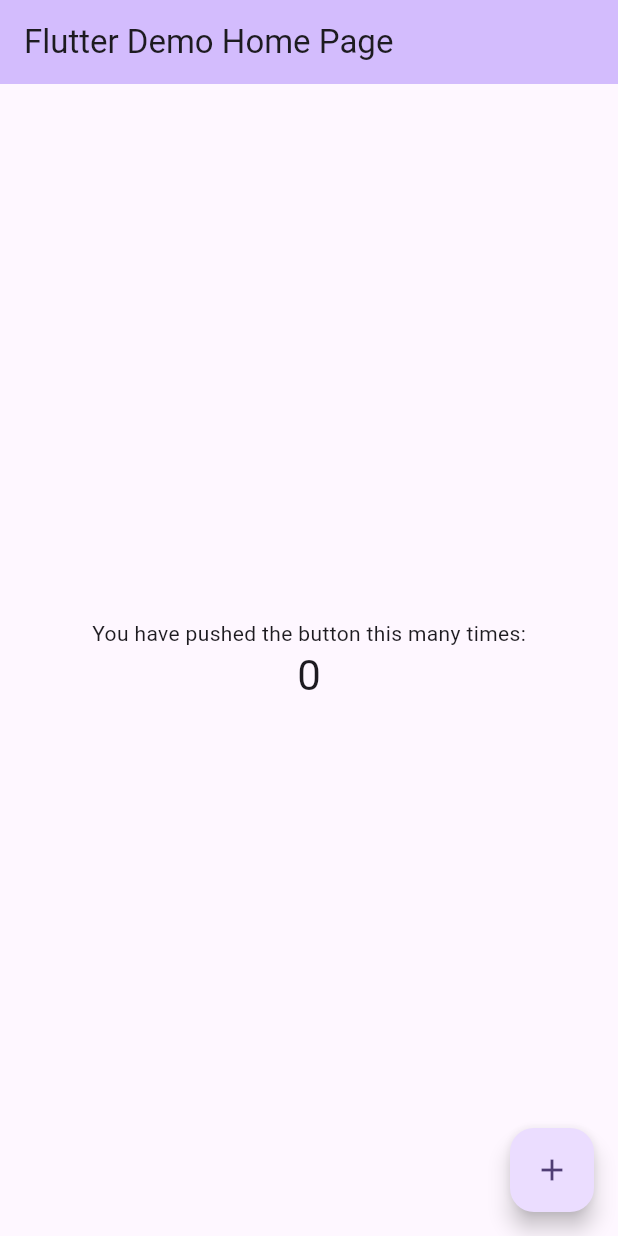
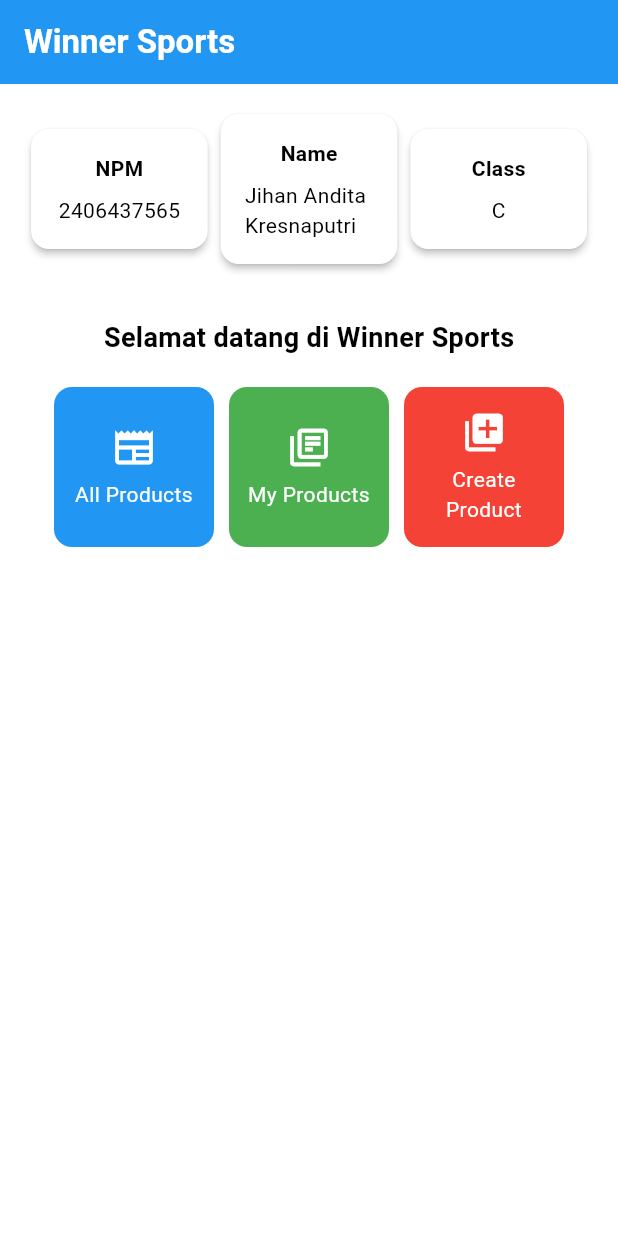
Before and after one commit to jiaaan03/winner-sports-mobile, a Flutter app: the screen it shows after launch, on a phone screen of 412 x 824 dp. Run offline on Flutter 3.47's test engine with Material 3 defaults, Android fonts, the light colour scheme and no system bars.

Commit message:
tugas 7 selesai

```diff
--- a/lib/main.dart
+++ b/lib/main.dart
@@ -1,4 +1,5 @@
 import 'package:flutter/material.dart';
+import 'package:winner_sports/menu.dart';
 
 void main() {
   runApp(const MyApp());
@@ -28,95 +29,10 @@
         //
         // This works for code too, not just values: Most code changes can be
         // tested with just a hot reload.
-        colorScheme: ColorScheme.fromSeed(seedColor: Colors.deepPurple),
+         colorScheme: ColorScheme.fromSwatch(primarySwatch: Colors.blue)
+          .copyWith(secondary: Colors.blueAccent[400]),
       ),
-      home: const MyHomePage(title: 'Flutter Demo Home Page'),
+      home: MyHomePage(),
     );
   }
 }
-
-class MyHomePage extends StatefulWidget {
-  const MyHomePage({super.key, required this.title});
-
-  // This widget is the home page of your application. It is stateful, meaning
-  // that it has a State object (defined below) that contains fields that affect
-  // how it looks.
-
-  // This class is the configuration for the state. It holds the values (in this
-  // case the title) provided by the parent (in this case the App widget) and
-  // used by the build method of the State. Fields in a Widget subclass are
-  // always marked "final".
-
-  final String title;
-
-  @override
-  State<MyHomePage> createState() => _MyHomePageState();
-}
-
-class _MyHomePageState extends State<MyHomePage> {
-  int _counter = 0;
-
-  void _incrementCounter() {
-    setState(() {
-      // This call to setState tells the Flutter framework that something has
-      // changed in this State, which causes it to rerun the build method below
-      // so that the display can reflect the updated values. If we changed
-      // _counter without calling setState(), then the build method would not be
-      // called again, and so nothing would appear to happen.
-      _counter++;
-    });
-  }
-
-  @override
-  Widget build(BuildContext context) {
-    // This method is rerun every time setState is called, for instance as done
-    // by the _incrementCounter method above.
-    //
-    // The Flutter framework has been optimized to make rerunning build methods
-    // fast, so that you can just rebuild anything that needs updating rather
-    // than having to individually change instances of widgets.
-    return Scaffold(
-      appBar: AppBar(
-        // TRY THIS: Try changing the color here to a specific color (to
-        // Colors.amber, perhaps?) and trigger a hot reload to see the AppBar
-        // change color while the other colors stay the same.
-        backgroundColor: Theme.of(context).colorScheme.inversePrimary,
-        // Here we take the value from the MyHomePage object that was created by
-        // the App.build method, and use it to set our appbar title.
-        title: Text(widget.title),
-      ),
-      body: Center(
-        // Center is a layout widget. It takes a single child and positions it
-        // in the middle of the parent.
-        child: Column(
-          // Column is also a layout widget. It takes a list of children and
-          // arranges them vertically. By default, it sizes itself to fit its
-          // children horizontally, and tries to be as tall as its parent.
-          //
-          // Column has various properties to control how it sizes itself and
-          // how it positions its children. Here we use mainAxisAlignment to
-          // center the children vertically; the main axis here is the vertical
-          // axis because Columns are vertical (the cross axis would be
-          // horizontal).
-          //
-          // TRY THIS: Invoke "debug painting" (choose the "Toggle Debug Paint"
-          // action in the IDE, or press "p" in the console), to see the
-          // wireframe for each widget.
-          mainAxisAlignment: MainAxisAlignment.center,
-          children: <Widget>[
-            const Text('You have pushed the button this many times:'),
-            Text(
-              '$_counter',
-              style: Theme.of(context).textTheme.headlineMedium,
-            ),
-          ],
-        ),
-      ),
-      floatingActionButton: FloatingActionButton(
-        onPressed: _incrementCounter,
-        tooltip: 'Increment',
-        child: const Icon(Icons.add),
-      ), // This trailing comma makes auto-formatting nicer for build methods.
-    );
-  }
-}
--- /dev/null
+++ b/lib/menu.dart
@@ -0,0 +1,189 @@
+import 'package:flutter/material.dart';
+
+class MyHomePage extends StatelessWidget {
+  MyHomePage({super.key});
+
+  final String nama = "Jihan Andita Kresnaputri";
+  final String npm = "2406437565" ;
+  final String kelas = "C";
+
+  final List<ItemHomepage> items = [
+    ItemHomepage("All Products", Icons.newspaper, Colors.blue),
+    ItemHomepage("My Products", Icons.my_library_books_outlined, Colors.green),
+    ItemHomepage("Create Product", Icons.my_library_add, Colors.red),
+  ];
+
+  @override
+    Widget build(BuildContext context) {
+    // Scaffold menyediakan struktur dasar halaman dengan AppBar dan body.
+    return Scaffold(
+      // AppBar adalah bagian atas halaman yang menampilkan judul.
+      appBar: AppBar(
+        // Judul aplikasi "Winner Sports" dengan teks putih dan tebal.
+        title: const Text(
+          'Winner Sports',
+          style: TextStyle(
+            color: Colors.white,
+            fontWeight: FontWeight.bold,
+          ),
+        ),
+        // Warna latar belakang AppBar diambil dari skema warna tema aplikasi.
+        backgroundColor: Theme.of(context).colorScheme.primary,
+      ),
+      // Body halaman dengan padding di sekelilingnya.
+      body: Padding(
+        padding: const EdgeInsets.all(16.0),
+        // Menyusun widget secara vertikal dalam sebuah kolom.
+        child: Column(
+          crossAxisAlignment: CrossAxisAlignment.center,
+          children: [
+            // Row untuk menampilkan 3 InfoCard secara horizontal.
+            Row(
+              mainAxisAlignment: MainAxisAlignment.spaceEvenly,
+              children: [
+                InfoCard(title: 'NPM', content: npm),
+                InfoCard(title: 'Name', content: nama),
+                InfoCard(title: 'Class', content: kelas),
+              ],
+            ),
+
+            // Memberikan jarak vertikal 16 unit.
+            const SizedBox(height: 16.0),
+
+            // Menempatkan widget berikutnya di tengah halaman.
+            Center(
+              child: Column(
+                // Menyusun teks dan grid item secara vertikal.
+
+                children: [
+                  // Menampilkan teks sambutan dengan gaya tebal dan ukuran 18.
+                  const Padding(
+                    padding: EdgeInsets.only(top: 16.0),
+                    child: Text(
+                      'Selamat datang di Winner Sports',
+                      style: TextStyle(
+                        fontWeight: FontWeight.bold,
+                        fontSize: 18.0,
+                      ),
+                    ),
+                  ),
+
+                  // Grid untuk menampilkan ItemCard dalam bentuk grid 3 kolom.
+                  GridView.count(
+                    primary: true,
+                    padding: const EdgeInsets.all(20),
+                    crossAxisSpacing: 10,
+                    mainAxisSpacing: 10,
+                    crossAxisCount: 3,
+                    // Agar grid menyesuaikan tinggi kontennya.
+                    shrinkWrap: true,
+
+                    // Menampilkan ItemCard untuk setiap item dalam list items.
+                    children: items.map((ItemHomepage item) {
+                      return ItemCard(item);
+                    }).toList(),
+                  ),
+                ],
+              ),
+            ),
+          ],
+        ),
+      ),
+    );
+  }
+}
+
+class InfoCard extends StatelessWidget {
+  // Kartu informasi yang menampilkan title dan content.
+
+  final String title;  // Judul kartu.
+  final String content;  // Isi kartu.
+
+  const InfoCard({super.key, required this.title, required this.content});
+
+  @override
+  Widget build(BuildContext context) {
+    return Card(
+      // Membuat kotak kartu dengan bayangan dibawahnya.
+      elevation: 2.0,
+      child: Container(
+        // Mengatur ukuran dan jarak di dalam kartu.
+        width: MediaQuery.of(context).size.width / 3.5, // menyesuaikan dengan lebar device yang digunakan.
+        padding: const EdgeInsets.all(16.0),
+        // Menyusun title dan content secara vertikal.
+        child: Column(
+          children: [
+            Text(
+              title,
+              style: const TextStyle(fontWeight: FontWeight.bold),
+            ),
+            const SizedBox(height: 8.0),
+            Text(content),
+          ],
+        ),
+      ),
+    );
+  }
+}
+
+class ItemHomepage {
+  final String name;
+  final IconData icon;
+  final Color color;
+
+  ItemHomepage(this.name, this.icon, this.color);
+}
+
+class ItemCard extends StatelessWidget {
+  // Menampilkan kartu dengan ikon dan nama.
+
+  final ItemHomepage item;
+
+  const ItemCard(this.item, {super.key});
+
+  @override
+  Widget build(BuildContext context) {
+    return Material(
+      // Menentukan warna latar belakang dari tema aplikasi.
+      color: item.color,
+      // Membuat sudut kartu melengkung.
+      borderRadius: BorderRadius.circular(12),
+
+      child: InkWell(
+        // Aksi ketika kartu ditekan.
+        onTap: () {
+          // Menampilkan pesan SnackBar saat kartu ditekan.
+          ScaffoldMessenger.of(context)
+            ..hideCurrentSnackBar()
+            ..showSnackBar(
+              SnackBar(content: Text("Kamu telah menekan tombol ${item.name}!"))
+            );
+        },
+        // Container untuk menyimpan Icon dan Text
+        child: Container(
+          padding: const EdgeInsets.all(8),
+          child: Center(
+            child: Column(
+              // Menyusun ikon dan teks di tengah kartu.
+              mainAxisAlignment: MainAxisAlignment.center,
+              children: [
+                Icon(
+                  item.icon,
+                  color: Colors.white,
+                  size: 30.0,
+                ),
+                const Padding(padding: EdgeInsets.all(3)),
+                Text(
+                  item.name,
+                  textAlign: TextAlign.center,
+                  style: const TextStyle(color: Colors.white),
+                ),
+              ],
+            ),
+          ),
+        ),
+      ),
+    );
+  }
+
+}
```
Also changed, not shown: 1 other file.
